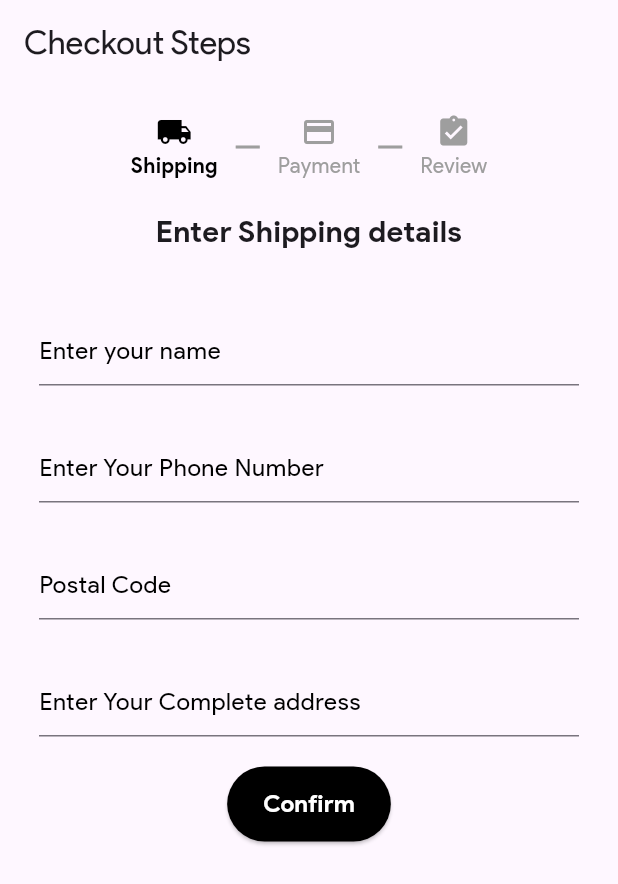
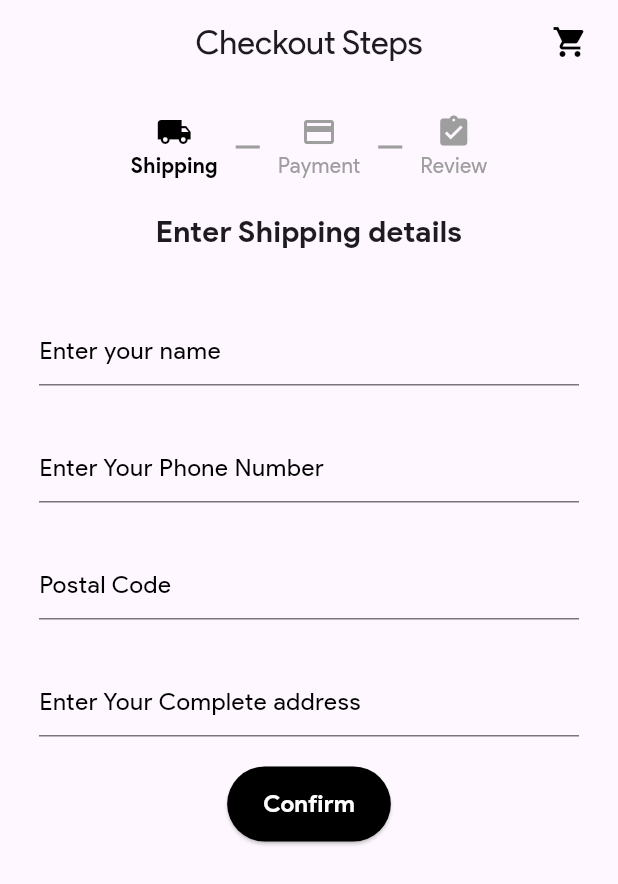
Before and after one commit to asra-faheem124/Urban_Harmony, a Flutter app: the StepperUI screen opened directly, after a tap on "Confirm", after a tap on "Shipping", on a phone screen of 412 x 824 dp. Shown: the top 884 px of the screen. Run offline on Flutter 3.47's test engine with Material 3 defaults, Android fonts, the phone set to English and light mode, and no system bars; our stand-ins replace animated_text_kit, carousel_slider, cloud_firestore, firebase_auth, firebase_core, flutter_easyloading and 3 more; accounts and stored records are empty.

Commit message:
checkout methods ui complete

```diff
--- a/lib/main.dart
+++ b/lib/main.dart
@@ -27,7 +27,7 @@ class MyApp extends StatelessWidget {
     return GetMaterialApp(
       theme: ThemeData(fontFamily: 'ProductSans'),
       debugShowCheckedModeBanner: false,
-      home: StepperUI(),
+      home: SplashScreen(),
     );
   }
 }
--- a/lib/userPanel/Cart.dart
+++ b/lib/userPanel/Cart.dart
@@ -1,4 +1,5 @@
 import 'package:flutter/material.dart';
+import 'package:laptop_harbor/userPanel/Checkout/Bar.dart';
 import 'package:laptop_harbor/userPanel/Home.dart';
 import 'package:laptop_harbor/userPanel/constant.dart';
 // import 'package:grocerystore/Login.dart';
@@ -133,7 +134,7 @@ class _CartState extends State<Cart> {
                 },
               ),
             ),
-            MyButton(title: 'Go To Checkout', route: HomeScreen()),
+            MyButton(title: 'Go To Checkout', route: StepperUI()),
             SizedBox(height: 20),
           ],
         ),
--- a/lib/userPanel/Checkout/Bar.dart
+++ b/lib/userPanel/Checkout/Bar.dart
@@ -1,4 +1,5 @@
 import 'package:flutter/material.dart';
+import 'package:laptop_harbor/userPanel/Checkout/Review.dart';
 import 'Shipping.dart';
 import 'Payment.dart';
 
@@ -26,7 +27,19 @@ class _StepperUIState extends State<StepperUI> {
   @override
   Widget build(BuildContext context) {
     return Scaffold(
-      appBar: AppBar(title: const Text('Checkout Steps')),
+      appBar: AppBar(
+        title: const Text('Checkout Steps'),
+        centerTitle: true,
+        actions: [
+           Padding(
+            padding: const EdgeInsets.all(8.0),
+            child: IconButton(
+              icon: const Icon(Icons.shopping_cart, color: Colors.black),
+              onPressed: () {},
+            ),
+          ),
+        ],
+      ),
       body: Column(
         children: [
           const SizedBox(height: 20),
@@ -84,7 +97,7 @@ class _StepperUIState extends State<StepperUI> {
                     currentIndex = 2;
                   });
                 },),
-                Center(child: Text("Review Page")), // Placeholder
+              Review() // Placeholder
               ],
             ),
           ),
--- /dev/null
+++ b/lib/userPanel/Checkout/Confirmation.dart
@@ -0,0 +1,65 @@
+import 'package:flutter/material.dart';
+import 'package:get/get.dart';
+import 'package:laptop_harbor/userPanel/Home.dart';
+
+class Confirmation extends StatelessWidget {
+  const Confirmation({super.key});
+
+  @override
+  Widget build(BuildContext context) {
+    return Scaffold(
+      body: Center(
+        child: Column(
+          crossAxisAlignment: CrossAxisAlignment.center,
+
+          children: [
+            SizedBox(height: 100),
+            Image.asset("assets/images/orderconfirm.png"),
+            SizedBox(
+              width: 400,
+              child: Text(
+                "Your order has been placed successfully",
+                textAlign: TextAlign.center,
+                style: TextStyle(fontSize: 25, fontWeight: FontWeight.bold),
+              ),
+            ),
+            SizedBox(height: 20),
+            SizedBox(
+              width: 400,
+              child: Text(
+                "Thank you for choosing us! Feel free to continue shopping and explore our wide range of products. Happy Shopping!",
+                textAlign: TextAlign.center,
+                style: TextStyle(
+                  color: Colors.grey,
+                  fontWeight: FontWeight.bold,
+                ),
+              ),
+            ),
+            SizedBox(height: 20),
+            Container(
+              height: 50,
+              decoration: BoxDecoration(
+                borderRadius: BorderRadius.circular(50),
+              ),
+              child: ElevatedButton(
+                style: ElevatedButton.styleFrom(backgroundColor: Colors.black),
+                onPressed: () {
+
+                  Get.offAll(HomeScreen());
+                },
+                child: Text(
+                  "Continue Shopping",
+                  style: TextStyle(
+                    color: Colors.white,
+                    fontWeight: FontWeight.w700,
+                    fontSize: 16,
+                  ),
+                ),
+              ),
+            ),
+          ],
+        ),
+      ),
+    );
+  }
+}
--- a/lib/userPanel/Checkout/Payment.dart
+++ b/lib/userPanel/Checkout/Payment.dart
@@ -7,15 +7,144 @@ class Payment extends StatelessWidget {
 
   @override
   Widget build(BuildContext context) {
-    return Container(
+    return SingleChildScrollView(
+      child: Container(
         child: Column(
-        crossAxisAlignment: CrossAxisAlignment.center,
           children: [
+            Center(
+              child: Text(
+                "Payemnt Method",
+                style: TextStyle(fontSize: 20, fontWeight: FontWeight.bold),
+              ),
+            ),
+            SizedBox(height: 20),
+            SizedBox(
+              width: 400,
+              child: Row(
+                mainAxisAlignment: MainAxisAlignment.center,
+                children: [
+                  CircleAvatar(
+                    radius: 30,
+                    backgroundColor: Colors.grey[200],
+                    child: Padding(
+                      padding: EdgeInsets.all(8),
+                      child: ClipOval(
+                        child: Image.asset(
+                          "assets/images/google.png",
+                          fit: BoxFit.cover,
+                          width: double.infinity,
+                          height: double.infinity,
+                        ),
+                      ),
+                    ),
+                  ),
+                  SizedBox(width: 16), // spacing between avatar and text
+                  Expanded(
+                    child: Text(
+                      "Google Pay",
+                      style: TextStyle(fontSize: 20, fontWeight: FontWeight.bold),
+                    ),
+                  ),
+                  IconButton(onPressed: () {}, icon: Icon(Icons.circle_outlined)),
+                ],
+              ),
+            ),
+            SizedBox(height: 20), // spacing between rows
+            SizedBox(
+              width: 400,
+              child: Row(
+                mainAxisAlignment: MainAxisAlignment.center,
+                children: [
+                  CircleAvatar(
+                    radius: 30,
+                    backgroundColor: Colors.grey[200],
+                    child: Padding(
+                      padding: EdgeInsets.all(8),
+                      child: ClipOval(
+                        child: Center(
+                          child: Text(
+                            "COD",
+                            style: TextStyle(
+                              fontSize: 16,
+                              fontWeight: FontWeight.bold,
+                            ),
+                          ),
+                        ),
+                      ),
+                    ),
+                  ),
+                  SizedBox(width: 16),
+                  Expanded(
+                    child: Text(
+                      "Cash On Delivery",
+                      style: TextStyle(fontSize: 20, fontWeight: FontWeight.bold),
+                    ),
+                  ),
+                  IconButton(onPressed: () {}, icon: Icon(Icons.circle_outlined)),
+                ],
+              ),
+            ),
+            SizedBox(height: 20),
+            SizedBox(
+              width: 400,
+              child: Row(
+                mainAxisAlignment: MainAxisAlignment.center,
+                children: [
+                  CircleAvatar(
+                    radius: 30,
+                    backgroundColor: Colors.grey[200],
+                    child: Padding(
+                      padding: EdgeInsets.all(8),
+                      child: ClipOval(
+                        child: Image.asset(
+                          "assets/images/easypaisa.png",
+                          fit: BoxFit.cover,
+                          width: double.infinity,
+                          height: double.infinity,
+                        ),
+                      ),
+                    ),
+                  ),
+                  SizedBox(width: 16),
+                  Expanded(
+                    child: Text(
+                      "EasyPaisa",
+                      style: TextStyle(fontSize: 20, fontWeight: FontWeight.bold),
+                    ),
+                  ),
+                  IconButton(onPressed: () {}, icon: Icon(Icons.circle_outlined)),
+                ],
+              ),
+            ),
+            Center(
+              child: Container(
+                width: 360,
+                child: Column(
+                  children: [
+                    const SizedBox(height: 20),
+                    TextFormField(
+                      decoration: const InputDecoration(
+                        hintText: 'Card Holder name',
+                        hintStyle: TextStyle(fontSize: 16, color: Colors.black),
+                      ),
+                    ),
+                    const SizedBox(height: 30),
+                    TextFormField(
+                      decoration: const InputDecoration(
+                        hintText: 'Easy Paisa Number',
+                        hintStyle: TextStyle(fontSize: 16, color: Colors.black),
+                      ),
+                    ),
+                    const SizedBox(height: 30),
                     Container(
                       height: 50,
-            decoration: BoxDecoration(borderRadius: BorderRadius.circular(50)),
+                      decoration: BoxDecoration(
+                        borderRadius: BorderRadius.circular(50),
+                      ),
                       child: ElevatedButton(
-              style: ElevatedButton.styleFrom(backgroundColor: Colors.black),
+                        style: ElevatedButton.styleFrom(
+                          backgroundColor: Colors.black,
+                        ),
                         onPressed: onConfirm,
                         child: Text(
                           "Confirm",
@@ -27,7 +156,14 @@ class Payment extends StatelessWidget {
                         ),
                       ),
                     ),
+                    SizedBox(height: 20,)
+
                   ],
+                ),
+              ),
+            ),
+          ],
+        ),
       ),
     );
   }
--- /dev/null
+++ b/lib/userPanel/Checkout/Review.dart
@@ -0,0 +1,218 @@
+import 'package:flutter/material.dart';
+import 'package:get/get.dart';
+import 'package:laptop_harbor/userPanel/Checkout/Confirmation.dart';
+
+class ProductItem {
+  final String image;
+  final String name;
+  final String description;
+  final String price;
+  int quantity;
+
+  ProductItem({
+    required this.image,
+    required this.name,
+    required this.description,
+    required this.price,
+    this.quantity = 1,
+  }); // ProductItem constructor
+} // ProductItem class
+
+class Review extends StatefulWidget {
+  const Review({super.key}); // Review constructor
+
+  @override
+  State<Review> createState() => _ReviewState(); // createState override
+} // Review class
+
+class _ReviewState extends State<Review> {
+  // Product list to be reviewed
+  List<ProductItem> prodList = [
+    ProductItem(
+      image: "assets/images/laptop1.png",
+      name: "Apple MacBook",
+      description: "i9 9th Gen",
+      price: "PKR 150",
+    ), // Product 1
+    ProductItem(
+      image: "assets/images/laptop3.png",
+      name: "MacBook Pro 14",
+      description: "i9 9th Gen",
+      price: "PKR 300",
+    ), // Product 2
+    // Product 3
+  ]; // prodList
+
+  @override
+  Widget build(BuildContext context) {
+    return Container(
+      height: MediaQuery.of(context).size.height, // Use full screen height
+      child: Column(
+        children: [
+          // Scrollable content
+          Expanded(
+            child: SingleChildScrollView(
+              padding: const EdgeInsets.all(16),
+              child: Column(
+                crossAxisAlignment: CrossAxisAlignment.start,
+                children: [
+                  Text(
+                    "Review Your Order",
+                    textAlign: TextAlign.center,
+                    style: TextStyle(fontSize: 20, fontWeight: FontWeight.bold),
+                  ),
+                  const SizedBox(height: 20),
+                  ...prodList.map((item) {
+                    return Column(
+                      children: [
+                        ListTile(
+                          leading: Image.asset(
+                            item.image,
+                            width: 100,
+                            height: 100,
+                          ),
+                          title: Text(
+                            item.name,
+                            style: const TextStyle(fontWeight: FontWeight.bold),
+                          ),
+                          subtitle: Column(
+                            crossAxisAlignment: CrossAxisAlignment.start,
+                            children: [
+                              Text(item.description),
+                              const SizedBox(height: 8),
+                              Row(
+                                children: [
+                                  IconButton(
+                                    onPressed: () {},
+                                    icon: const Icon(Icons.remove),
+                                  ),
+                                  Text(
+                                    '${item.quantity}',
+                                    style: const TextStyle(fontSize: 16),
+                                  ),
+                                  const SizedBox(width: 4),
+                                  ElevatedButton(
+                                    onPressed: () {},
+                                    style: ElevatedButton.styleFrom(
+                                      backgroundColor: Colors.black,
+                                      shape: const CircleBorder(),
+                                    ),
+                                    child: const Text(
+                                      "+",
+                                      style: TextStyle(color: Colors.white),
+                                    ),
+                                  ),
+                                ],
+                              ),
+                            ],
+                          ),
+                          trailing: Text(
+                            item.price,
+                            style: const TextStyle(
+                              fontSize: 20,
+                              fontWeight: FontWeight.bold,
+                            ),
+                          ),
+                        ),
+                        const Divider(thickness: 1),
+                      ],
+                    );
+                  }).toList(),
+                ],
+              ),
+            ),
+          ),
+
+          // Bottom fixed summary
+          Container(
+            padding: const EdgeInsets.symmetric(horizontal: 20, vertical: 16),
+            decoration: BoxDecoration(
+              color: Colors.white,
+              borderRadius: const BorderRadius.vertical(
+                top: Radius.circular(20),
+              ),
+              boxShadow: [
+                BoxShadow(
+                  color: Colors.black12,
+                  blurRadius: 10,
+                  spreadRadius: 2,
+                  offset: const Offset(0, -2),
+                ),
+              ],
+              border: Border(
+                top: BorderSide(color: Colors.grey.shade300, width: 1),
+              ),
+            ),
+            child: Column(
+              mainAxisSize: MainAxisSize.min,
+              children: [
+                Row(
+                  mainAxisAlignment: MainAxisAlignment.spaceBetween,
+                  children: const [
+                    Text(
+                      "Total amount",
+                      style: TextStyle(
+                        fontSize: 18,
+                        fontWeight: FontWeight.bold,
+                      ),
+                    ),
+                    Text(
+                      "PKR 2,29.350",
+                      style: TextStyle(
+                        fontSize: 18,
+                        fontWeight: FontWeight.bold,
+                      ),
+                    ),
+                  ],
+                ),
+                const SizedBox(height: 10),
+                Row(
+                  mainAxisAlignment: MainAxisAlignment.spaceBetween,
+                  children: const [
+                    Text(
+                      "Shipping Fee",
+                      style: TextStyle(
+                        fontSize: 18,
+                        fontWeight: FontWeight.bold,
+                      ),
+                    ),
+                    Text(
+                      "PKR 300",
+                      style: TextStyle(
+                        fontSize: 18,
+                        fontWeight: FontWeight.bold,
+                      ),
+                    ),
+                  ],
+                ),
+                const SizedBox(height: 16),
+                Container(
+                  height: 50,
+                  decoration: BoxDecoration(
+                    borderRadius: BorderRadius.circular(50),
+                  ),
+                  child: ElevatedButton(
+                    style: ElevatedButton.styleFrom(
+                      backgroundColor: Colors.black,
+                    ),
+                    onPressed: () {
+                      Get.offAll(Confirmation());
+                    },
+                    child: Text(
+                      "Confirm",
+                      style: TextStyle(
+                        color: Colors.white,
+                        fontWeight: FontWeight.w700,
+                        fontSize: 16,
+                      ),
+                    ),
+                  ),
+                ),
+              ],
+            ),
+          ),
+        ],
+      ),
+    );
+  }
+}
--- a/lib/userPanel/Checkout/Shipping.dart
+++ b/lib/userPanel/Checkout/Shipping.dart
@@ -50,15 +50,16 @@ class Shipping extends StatelessWidget {
                     ),
                   ),
                   const SizedBox(height: 20),
-                 Container(
-      child: Column(
-        crossAxisAlignment: CrossAxisAlignment.center,
-        children: [
+
                     Container(
                       height: 50,
-            decoration: BoxDecoration(borderRadius: BorderRadius.circular(50)),
+                      decoration: BoxDecoration(
+                        borderRadius: BorderRadius.circular(50),
+                      ),
                       child: ElevatedButton(
-              style: ElevatedButton.styleFrom(backgroundColor: Colors.black),
+                        style: ElevatedButton.styleFrom(
+                          backgroundColor: Colors.black,
+                        ),
                         onPressed: onConfirm,
                         child: Text(
                           "Confirm",
@@ -70,9 +71,7 @@ class Shipping extends StatelessWidget {
                         ),
                       ),
                     ),
-        ],
-      ),
-    ),
+
                 ],
               ),
             ),
--- a/lib/userPanel/constant.dart
+++ b/lib/userPanel/constant.dart
@@ -31,6 +31,7 @@ class MyButton extends StatelessWidget {
               ),
             ),
           ),
+
         ],
       ),
     );
```
Also changed, not shown: assets/images/easypaisa.png (added), assets/images/orderconfirm.png (added), assets/images/paypal.jpg (deleted). Lines whose indentation alone changed are shown as unchanged.
